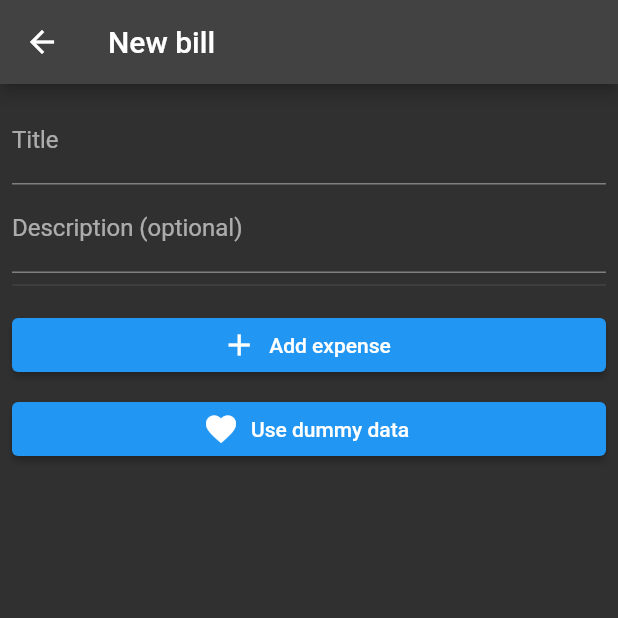
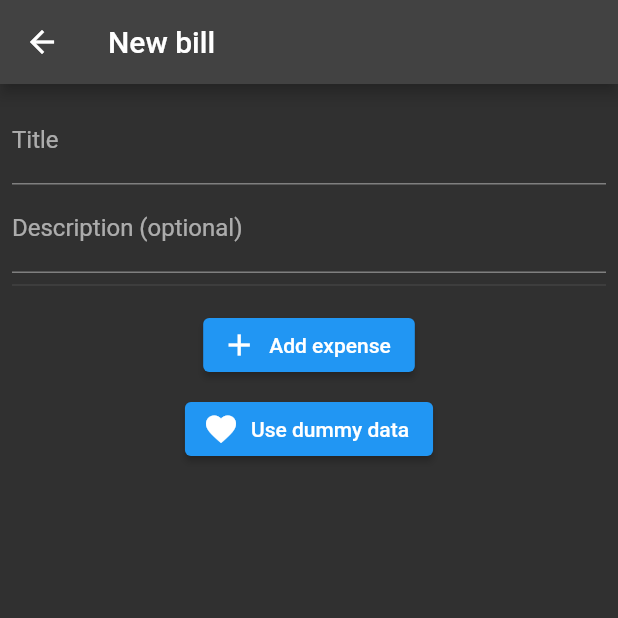
Before and after one commit to victorzshi/splitsi, a Flutter app: the screen it shows after launch, after a tap on "New bill", on a phone screen of 412 x 824 dp, the top half of it. Run offline on Flutter 3.47's test engine with Material 2 defaults, Android fonts, the phone set to English and light mode, and no system bars; our stand-ins replace cloud_firestore, firebase_auth, firebase_core; missing offline and left inert: firebase_ui_auth; accounts and stored records are empty.

Commit message:
Document classes

```diff
--- a/lib/main.dart
+++ b/lib/main.dart
@@ -12,8 +12,12 @@ import 'src/models/bill.dart';
 import 'src/models/comment.dart';
 import 'src/models/expense.dart';
 
+/// App's entry point. Make sure it starts properly and set test data for
+/// development mode.
 void main() async {
   await Firebase.initializeApp(options: DefaultFirebaseOptions.web);
+
+  WidgetsFlutterBinding.ensureInitialized();
 
   if (kDebugMode) {
     AccountService.setTestData();
@@ -22,8 +26,6 @@ void main() async {
     ExpenseService.setTestData();
   }
 
-  WidgetsFlutterBinding.ensureInitialized();
-
   runApp(ChangeNotifierProvider(
     create: (context) => Auth(),
     builder: ((context, child) => const App()),
--- a/lib/src/app.dart
+++ b/lib/src/app.dart
@@ -9,6 +9,7 @@ import 'screens/history/history_screen.dart';
 import 'screens/home/home_screen.dart';
 import 'screens/view_bill/view_bill_screen.dart';
 
+/// Handle navigation between screens. Uses FirebaseUI for sign-in flows.
 class App extends StatelessWidget {
   const App({super.key});
 
--- a/lib/src/auth.dart
+++ b/lib/src/auth.dart
@@ -3,6 +3,7 @@ import 'package:flutter/material.dart';
 import 'package:firebase_auth/firebase_auth.dart' hide EmailAuthProvider;
 import 'package:firebase_ui_auth/firebase_ui_auth.dart';
 
+/// Handle user authentication.
 class Auth extends ChangeNotifier {
   Auth() {
     init();
--- a/lib/src/models/account.dart
+++ b/lib/src/models/account.dart
@@ -1,5 +1,6 @@
 import 'package:cloud_firestore/cloud_firestore.dart';
 
+/// If user is registered, we keep history of their bills (unique codes).
 class Account {
   Account({
     this.codes,
--- a/lib/src/models/bill.dart
+++ b/lib/src/models/bill.dart
@@ -2,6 +2,9 @@ import 'dart:math';
 
 import 'package:cloud_firestore/cloud_firestore.dart';
 
+/// General bill-related info. Every bill has a unique code that identifies it.
+/// Timestamp is used to calculate when the data should be removed from the
+/// database.
 class Bill {
   Bill({
     this.code,
--- a/lib/src/models/comment.dart
+++ b/lib/src/models/comment.dart
@@ -1,5 +1,7 @@
 import 'package:cloud_firestore/cloud_firestore.dart';
 
+/// Anonymous and registered users can leave comments. Must be associated with
+/// a bill. Timestamp is used to order comments by most recent/oldest.
 class Comment {
   Comment({
     this.code,
--- a/lib/src/models/expense.dart
+++ b/lib/src/models/expense.dart
@@ -2,6 +2,7 @@ import 'package:flutter/material.dart';
 
 import 'package:cloud_firestore/cloud_firestore.dart';
 
+/// The money that is being split up. Must be associated to a bill.
 class Expense {
   Expense({
     this.code,
--- a/lib/src/screens/edit_bill/edit_bill_screen.dart
+++ b/lib/src/screens/edit_bill/edit_bill_screen.dart
@@ -13,6 +13,7 @@ import '../edit_expense/edit_expense_screen.dart';
 import '../view_bill/view_bill_screen.dart';
 import 'expense_provider.dart';
 
+/// Write a new bill and upload to database. Makes sure data is validated.
 class EditBillScreen extends StatefulWidget {
   const EditBillScreen({super.key});
 
@@ -103,20 +104,23 @@ class _CreateBillScreen extends State<EditBillScreen> {
                         ExpenseCard(expense: expense),
                       const Divider(),
                       const SizedBox(height: 8.0),
-                      NewExpenseButton(
+                      Center(
+                        child: NewExpenseButton(
                           code: code,
-                        people: ExpenseService.getAllPeople(provider.expenses),
+                          people:
+                              ExpenseService.getAllPeople(provider.expenses),
+                        ),
                       ),
                       const SizedBox(height: 8.0),
-                      DummyDataButton(code: code),
+                      Center(
+                        child: DummyDataButton(code: code),
+                      ),
                       const SizedBox(height: 8.0),
                       if (provider.expenses.isNotEmpty)
-                        ElevatedButton.icon(
-                          onPressed: () {
-                            // TODO: Confirm with user that data is finalized.
-
+                        Center(
+                          child: ElevatedButton.icon(
+                            onPressed: () async {
                               if (_formKey.currentState!.validate()) {
-                              // final code = snapshot.data as String;
                                 final timestamp =
                                     DateTime.now().toIso8601String();
                                 final title = _titleController.text.isNotEmpty
@@ -135,7 +139,8 @@ class _CreateBillScreen extends State<EditBillScreen> {
                                 );
 
                                 final uid =
-                                  Provider.of<Auth>(context, listen: false).uid;
+                                    Provider.of<Auth>(context, listen: false)
+                                        .uid;
                                 AccountService.addCodes(uid, [code]);
 
                                 BillService.upload(bill);
@@ -149,6 +154,7 @@ class _CreateBillScreen extends State<EditBillScreen> {
                             },
                             icon: const Icon(Icons.share),
                             label: const Text('Share bill'),
+                          ),
                         )
                     ],
                   );
@@ -195,7 +201,6 @@ class _NewExpenseButtonState extends State<NewExpenseButton> {
     final result = await Navigator.push(
       context,
       MaterialPageRoute(builder: (context) {
-        // TODO: Edit existing expense.
         return EditExpenseScreen(
           expense: Expense(
             code: widget.code,
--- a/lib/src/screens/edit_bill/expense_provider.dart
+++ b/lib/src/screens/edit_bill/expense_provider.dart
@@ -4,6 +4,7 @@ import 'package:flutter/foundation.dart';
 
 import '../../models/expense.dart';
 
+/// Contains list of expenses and notifies listeners of changes.
 class ExpenseProvider extends ChangeNotifier {
   UnmodifiableListView<Expense> get expenses => UnmodifiableListView(_expenses);
   final List<Expense> _expenses = [];
--- a/lib/src/screens/history/history_screen.dart
+++ b/lib/src/screens/history/history_screen.dart
@@ -4,6 +4,7 @@ import '../../models/account.dart';
 import '../../screens/view_bill/view_bill_screen.dart';
 import '../../widgets/copy_text.dart';
 
+/// Show registered user's history of previously created bills.
 class HistoryScreen extends StatefulWidget {
   const HistoryScreen({super.key, required this.uid});
 
@@ -50,7 +51,7 @@ class _HistoryScreenState extends State<HistoryScreen> {
               padding: const EdgeInsets.all(8.0),
               children: [
                 const Center(
-                  child: Text('Previous bills...'),
+                  child: Text('Previous bills:'),
                 ),
                 for (final code in codes)
                   Center(
--- a/lib/src/screens/home/home_screen.dart
+++ b/lib/src/screens/home/home_screen.dart
@@ -1,8 +1,12 @@
 import 'package:flutter/material.dart';
 
-import '../../widgets/app_bar_actions.dart';
+import 'package:provider/provider.dart';
+
+import '../../auth.dart';
+import '../../screens/history/history_screen.dart';
 import '../edit_bill/edit_bill_screen.dart';
 
+/// Default screen. All screens should be able to navigate back to home.
 class HomeScreen extends StatelessWidget {
   const HomeScreen({super.key});
 
@@ -10,11 +14,36 @@ class HomeScreen extends StatelessWidget {
 
   @override
   Widget build(BuildContext context) {
+    return Consumer<Auth>(
+      builder: (context, provider, child) {
         return Scaffold(
           appBar: AppBar(
             title: const Text('Splitsi'),
-        actions: const [
-          AppBarActions(),
+            actions: [
+              if (provider.signedIn)
+                TextButton(
+                  onPressed: () {
+                    Navigator.restorablePushNamed(
+                      context,
+                      HistoryScreen.routeName,
+                    );
+                  },
+                  child: const Text('History'),
+                ),
+              if (provider.signedIn)
+                TextButton(
+                  onPressed: () {
+                    Navigator.restorablePushNamed(context, '/profile');
+                  },
+                  child: const Text('Profile'),
+                ),
+              if (!provider.signedIn)
+                TextButton(
+                  onPressed: () {
+                    Navigator.restorablePushNamed(context, '/sign-in');
+                  },
+                  child: const Text('Sign in'),
+                ),
             ],
           ),
           body: Center(
@@ -41,5 +70,7 @@ class HomeScreen extends StatelessWidget {
             ),
           ),
         );
+      },
+    );
   }
 }
--- a/lib/src/screens/view_bill/subscription_provider.dart
+++ b/lib/src/screens/view_bill/subscription_provider.dart
@@ -8,6 +8,7 @@ import 'package:cloud_firestore/cloud_firestore.dart';
 import '../../models/comment.dart';
 import '../../models/expense.dart';
 
+/// Contains listeners to database to update bill in real-time.
 class SubscriptionProvider extends ChangeNotifier {
   SubscriptionProvider({required this.code}) {
     init();
--- a/lib/src/screens/view_bill/view_bill_screen.dart
+++ b/lib/src/screens/view_bill/view_bill_screen.dart
@@ -11,6 +11,8 @@
 import '../../widgets/expense_card.dart';
 import 'subscription_provider.dart';
 
+/// Read-only screen for bill info. Must know the unique code beforehand. Can
+/// add comments.
 class ViewBillScreen extends StatefulWidget {
   const ViewBillScreen({super.key, required this.code});
 
--- a/lib/src/widgets/app_bar_actions.dart
+++ /dev/null
@@ -1,46 +0,0 @@
-import 'package:flutter/material.dart';
-
-import 'package:provider/provider.dart';
-
-import '../auth.dart';
-import '../screens/history/history_screen.dart';
-
-class AppBarActions extends StatelessWidget {
-  const AppBarActions({super.key});
-
-  @override
-  Widget build(BuildContext context) {
-    return Consumer<Auth>(
-      builder: (context, provider, child) {
-        if (provider.signedIn) {
-          return Row(
-            children: [
-              TextButton(
-                onPressed: () {
-                  Navigator.restorablePushNamed(
-                    context,
-                    HistoryScreen.routeName,
-                  );
-                },
-                child: const Text('History'),
-              ),
-              TextButton(
-                onPressed: () {
-                  Navigator.restorablePushNamed(context, '/profile');
-                },
-                child: const Text('Profile'),
-              ),
-            ],
-          );
-        }
-
-        return TextButton(
-          onPressed: () {
-            Navigator.restorablePushNamed(context, '/sign-in');
-          },
-          child: const Text('Sign in'),
-        );
-      },
-    );
-  }
-}
--- a/lib/src/widgets/copy_text.dart
+++ b/lib/src/widgets/copy_text.dart
@@ -1,6 +1,7 @@
 import 'package:flutter/material.dart';
 import 'package:flutter/services.dart';
 
+/// Highlight copyable text. Copy to clipboard on click.
 class CopyText extends StatelessWidget {
   const CopyText({super.key, required this.text});
 
--- a/lib/src/widgets/expense_card.dart
+++ b/lib/src/widgets/expense_card.dart
@@ -2,6 +2,7 @@ import 'package:flutter/material.dart';
 
 import '../models/expense.dart';
 
+/// Present expense data in a pretty way.
 class ExpenseCard extends StatelessWidget {
   const ExpenseCard({super.key, required this.expense});
 
```
Also changed, not shown: lib/src/screens/edit_expense/edit_expense_screen.dart (+8 -6 lines), 1 other file. Lines whose indentation alone changed are shown as unchanged.
